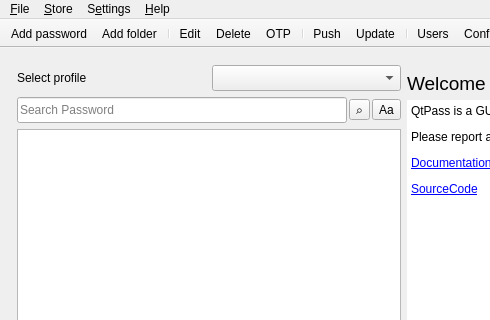
Qt form src/mainwindow.ui (IJHack/QtPass) before a commit; both pictures show x 0 to 490 and y 0 to 320 of the 801 by 552 pixel window.
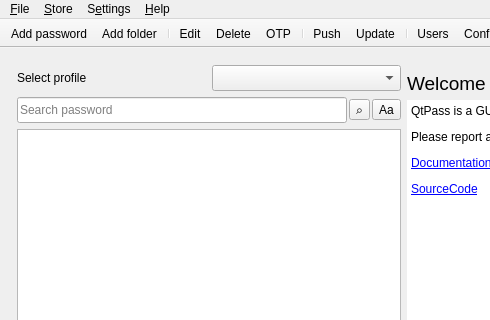
The same form after that commit. Icons and pictures are not drawn. Custom widgets are drawn as their Qt base class.

```diff
--- a/src/mainwindow.ui
+++ b/src/mainwindow.ui
@@ -117,7 +117,7 @@
              <string/>
             </property>
             <property name="placeholderText">
-             <string>Search Password</string>
+             <string>Search password</string>
             </property>
            </widget>
           </item>
```
